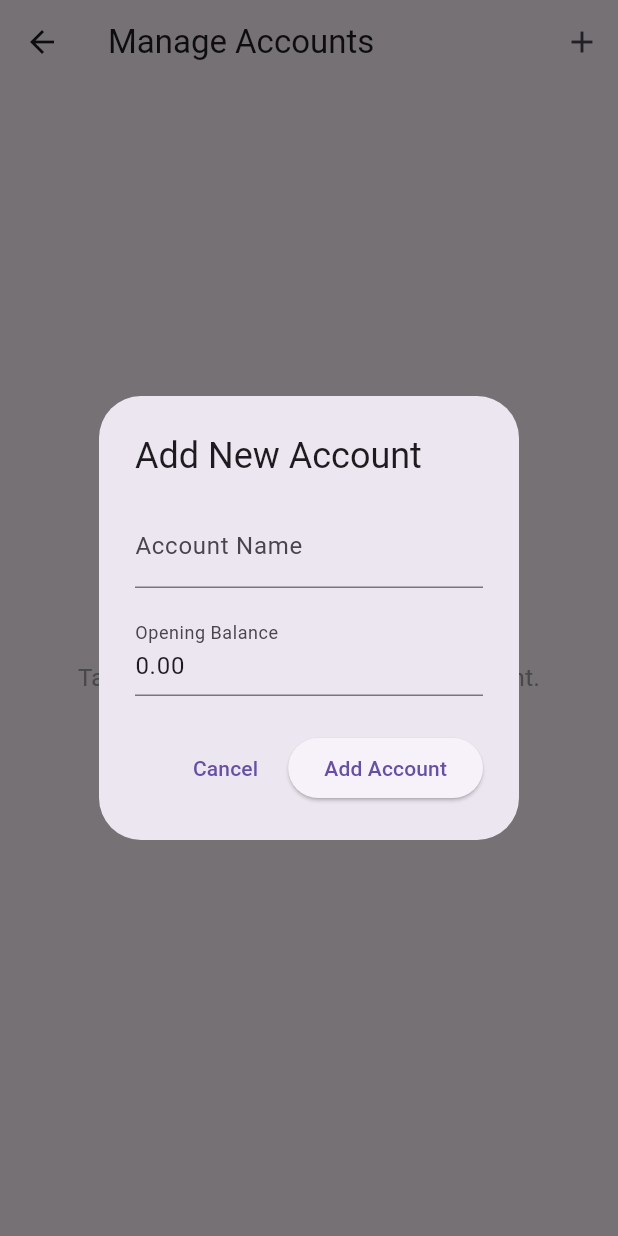
After one commit to iamprasidh/TrackPay, a Flutter app: the AccountsScreen screen opened directly, after a tap on the "add" icon, on a phone screen of 412 x 824 dp. The commit adds this screen. Run offline on Flutter 3.47's test engine with Material 3 defaults, Android fonts, the phone set to English and light mode, and no system bars; our stand-ins replace flutter_riverpod, hive, hive_flutter; accounts and stored records are empty.

Commit message:
now we can add/edit/delete account in settings

```diff
--- a/lib/providers/account_notifier.dart
+++ b/lib/providers/account_notifier.dart
@@ -17,6 +17,11 @@ class AccountNotifier extends StateNotifier<List<Account>>{
     await loadAccounts();
   }
 
+  Future<void> updateAccount(Account account) async {
+    await AccountService.updateAccount(account);
+    await loadAccounts();
+  }
+
   Future <void> deleteAccount(String id) async {
     await AccountService.deleteAccount(id);
     await loadAccounts();
--- /dev/null
+++ b/lib/screens/settings/accounts_screen.dart
@@ -0,0 +1,213 @@
+import 'package:flutter/material.dart';
+import 'package:flutter_riverpod/flutter_riverpod.dart';
+import 'package:uuid/uuid.dart';
+
+import '../../models/account.dart';
+import '../../providers/account_provider.dart';
+
+class AccountsScreen extends ConsumerWidget {
+  const AccountsScreen({super.key});
+
+  @override
+  Widget build(BuildContext context, WidgetRef ref) {
+    final accounts = ref.watch(accountNotifierProvider);
+
+    return Scaffold(
+      appBar: AppBar(
+        title: const Text('Manage Accounts'),
+        actions: [
+          IconButton(
+            icon: const Icon(Icons.add),
+            onPressed: () => _showAddAccountDialog(context, ref),
+          ),
+        ],
+      ),
+      body: accounts.isEmpty
+          ? const Center(
+              child: Text(
+                'No accounts yet.\nTap the + button to add your first account.',
+                textAlign: TextAlign.center,
+                style: TextStyle(fontSize: 16, color: Colors.grey),
+              ),
+            )
+          : ListView.builder(
+              itemCount: accounts.length,
+              itemBuilder: (context, index) {
+                final account = accounts[index];
+                return Card(
+                  margin: const EdgeInsets.symmetric(horizontal: 12, vertical: 6),
+                  child: ListTile(
+                    leading: const Icon(Icons.account_balance_wallet, color: Colors.blue),
+                    title: Text(account.accountName),
+                    subtitle: Text(
+                      'Balance: ₹${account.openingBalance.toStringAsFixed(2)}',
+                      style: const TextStyle(fontSize: 14),
+                    ),
+                    trailing: Row(
+                      mainAxisSize: MainAxisSize.min,
+                      children: [
+                        IconButton(
+                          icon: const Icon(Icons.edit, size: 20, color: Colors.orange),
+                          onPressed: () => _showEditAccountDialog(context, ref, account),
+                        ),
+                        IconButton(
+                          icon: const Icon(Icons.delete, size: 20, color: Colors.red),
+                          onPressed: () => _showDeleteConfirmationDialog(context, ref, account),
+                        ),
+                      ],
+                    ),
+                  ),
+                );
+              },
+            ),
+    );
+  }
+
+  void _showAddAccountDialog(BuildContext context, WidgetRef ref) {
+    final accountNameController = TextEditingController();
+    final balanceController = TextEditingController(text: '0.00');
+
+    showDialog(
+      context: context,
+      builder: (_) => AlertDialog(
+        title: const Text('Add New Account'),
+        content: Column(
+          mainAxisSize: MainAxisSize.min,
+          children: [
+            TextField(
+              controller: accountNameController,
+              decoration: const InputDecoration(
+                labelText: 'Account Name',
+                hintText: 'e.g., Bank, Cash, Credit Card',
+              ),
+            ),
+            const SizedBox(height: 16),
+            TextField(
+              controller: balanceController,
+              keyboardType: TextInputType.number,
+              decoration: const InputDecoration(
+                labelText: 'Opening Balance',
+                hintText: '0.00',
+              ),
+            ),
+          ],
+        ),
+        actions: [
+          TextButton(
+            onPressed: () => Navigator.pop(context),
+            child: const Text('Cancel'),
+          ),
+          ElevatedButton(
+            onPressed: () {
+              final name = accountNameController.text.trim();
+              final balance = double.tryParse(balanceController.text) ?? 0.0;
+
+              if (name.isEmpty) {
+                ScaffoldMessenger.of(context).showSnackBar(
+                  const SnackBar(content: Text('Please enter an account name')),
+                );
+                return;
+              }
+
+              final newAccount = Account(
+                id: const Uuid().v4(),
+                accountName: name,
+                openingBalance: balance,
+              );
+
+              ref.read(accountNotifierProvider.notifier).addAccounts(newAccount);
+              Navigator.pop(context);
+            },
+            child: const Text('Add Account'),
+          ),
+        ],
+      ),
+    );
+  }
+
+  void _showEditAccountDialog(BuildContext context, WidgetRef ref, Account account) {
+    final accountNameController = TextEditingController(text: account.accountName);
+    final balanceController = TextEditingController(text: account.openingBalance.toStringAsFixed(2));
+
+    showDialog(
+      context: context,
+      builder: (_) => AlertDialog(
+        title: const Text('Edit Account'),
+        content: Column(
+          mainAxisSize: MainAxisSize.min,
+          children: [
+            TextField(
+              controller: accountNameController,
+              decoration: const InputDecoration(
+                labelText: 'Account Name',
+              ),
+            ),
+            const SizedBox(height: 16),
+            TextField(
+              controller: balanceController,
+              keyboardType: TextInputType.number,
+              decoration: const InputDecoration(
+                labelText: 'Opening Balance',
+              ),
+            ),
+          ],
+        ),
+        actions: [
+          TextButton(
+            onPressed: () => Navigator.pop(context),
+            child: const Text('Cancel'),
+          ),
+          ElevatedButton(
+            onPressed: () {
+              final name = accountNameController.text.trim();
+              final balance = double.tryParse(balanceController.text) ?? 0.0;
+
+              if (name.isEmpty) {
+                ScaffoldMessenger.of(context).showSnackBar(
+                  const SnackBar(content: Text('Please enter an account name')),
+                );
+                return;
+              }
+
+              final updatedAccount = Account(
+                id: account.id,
+                accountName: name,
+                openingBalance: balance,
+              );
+
+              ref.read(accountNotifierProvider.notifier).updateAccount(updatedAccount);
+              Navigator.pop(context);
+            },
+            child: const Text('Save Changes'),
+          ),
+        ],
+      ),
+    );
+  }
+
+  void _showDeleteConfirmationDialog(BuildContext context, WidgetRef ref, Account account) {
+    showDialog(
+      context: context,
+      builder: (_) => AlertDialog(
+        title: const Text('Delete Account'),
+        content: Text(
+          'Are you sure you want to delete "${account.accountName}"?\n\nThis action cannot be undone.',
+        ),
+        actions: [
+          TextButton(
+            onPressed: () => Navigator.pop(context),
+            child: const Text('Cancel'),
+          ),
+          ElevatedButton(
+            onPressed: () {
+              ref.read(accountNotifierProvider.notifier).deleteAccount(account.id);
+              Navigator.pop(context);
+            },
+            style: ElevatedButton.styleFrom(backgroundColor: Colors.red),
+            child: const Text('Delete', style: TextStyle(color: Colors.white)),
+          ),
+        ],
+      ),
+    );
+  }
+}
--- a/lib/screens/settings/settings_screen.dart
+++ b/lib/screens/settings/settings_screen.dart
@@ -2,6 +2,7 @@ import 'package:flutter/material.dart';
 import 'package:flutter_riverpod/flutter_riverpod.dart';
 
 import 'categories_screen.dart';
+import 'accounts_screen.dart';
 import '../../providers/settings_provider.dart';
 
 class SettingsScreen extends ConsumerWidget {
@@ -49,6 +50,18 @@ class SettingsScreen extends ConsumerWidget {
               Navigator.push(
                 context,
                 MaterialPageRoute(builder: (_) => const CategoriesScreen()),
+              );
+            },
+          ),
+
+          /// 🔹 Accounts management
+          ListTile(
+            leading: const Icon(Icons.account_balance_wallet),
+            title: const Text("Manage Accounts"),
+            onTap: () {
+              Navigator.push(
+                context,
+                MaterialPageRoute(builder: (_) => const AccountsScreen()),
               );
             },
           ),
```
